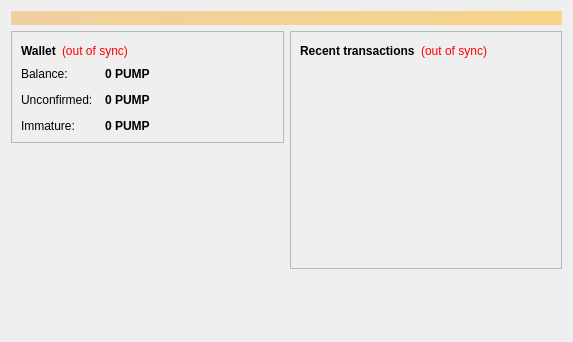
PumpCoinDEV/PumpCoin, file src/qt/forms/overviewpage.ui: the form before one commit.
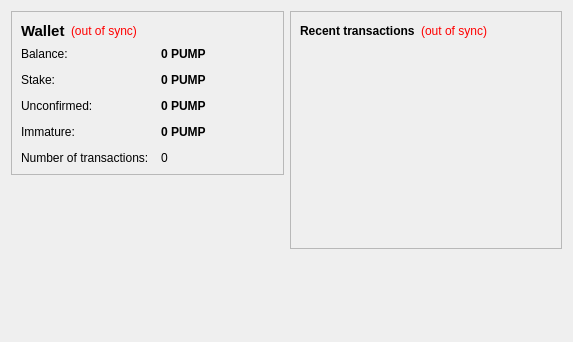
The form after the commit. Icons and pictures are not drawn.

```diff
--- a/src/qt/forms/overviewpage.ui
+++ b/src/qt/forms/overviewpage.ui
@@ -13,24 +13,6 @@
   <property name="windowTitle">
    <string>Form</string>
   </property>
-  <layout class="QVBoxLayout" name="topLayout">
-   <item>
-    <widget class="QLabel" name="labelAlerts">
-     <property name="visible">
-      <bool>false</bool>
-     </property>
-     <property name="styleSheet">
-      <string notr="true">background-color: qlineargradient(x1: 0, y1: 0, x2: 1, y2: 0, stop:0 #F0D0A0, stop:1 #F8D488); color:#000000;</string>
-     </property>
-     <property name="wordWrap">
-      <bool>true</bool>
-     </property>
-     <property name="margin">
-      <number>3</number>
-     </property>
-    </widget>
-   </item>
-   <item>
     <layout class="QHBoxLayout" name="horizontalLayout" stretch="1,1">
      <item>
       <layout class="QVBoxLayout" name="verticalLayout_2">
@@ -49,6 +31,7 @@
              <widget class="QLabel" name="label_5">
               <property name="font">
                <font>
+              <pointsize>11</pointsize>
                 <weight>75</weight>
                 <bold>true</bold>
                </font>
@@ -130,13 +113,42 @@
              </widget>
             </item>
             <item row="1" column="0">
+           <widget class="QLabel" name="label_6">
+            <property name="text">
+             <string>Stake:</string>
+            </property>
+           </widget>
+          </item>
+          <item row="1" column="1">
+           <widget class="QLabel" name="labelStake">
+            <property name="font">
+             <font>
+              <weight>75</weight>
+              <bold>true</bold>
+             </font>
+            </property>
+            <property name="cursor">
+             <cursorShape>IBeamCursor</cursorShape>
+            </property>
+            <property name="toolTip">
+             <string>Total of coins that was staked, and do not yet count toward the current balance</string>
+            </property>
+            <property name="text">
+             <string notr="true">0 PUMP</string>
+            </property>
+            <property name="textInteractionFlags">
+             <set>Qt::LinksAccessibleByMouse|Qt::TextSelectableByKeyboard|Qt::TextSelectableByMouse</set>
+            </property>
+           </widget>
+          </item>
+          <item row="2" column="0">
              <widget class="QLabel" name="label_3">
               <property name="text">
                <string>Unconfirmed:</string>
               </property>
              </widget>
             </item>
-            <item row="1" column="1">
+          <item row="2" column="1">
              <widget class="QLabel" name="labelUnconfirmed">
               <property name="font">
                <font>
@@ -158,14 +170,14 @@
               </property>
              </widget>
             </item>
-            <item row="2" column="0">
+          <item row="3" column="0">
              <widget class="QLabel" name="labelImmatureText">
               <property name="text">
                <string>Immature:</string>
               </property>
              </widget>
             </item>
-            <item row="2" column="1">
+          <item row="3" column="1">
              <widget class="QLabel" name="labelImmature">
               <property name="font">
                <font>
@@ -184,6 +196,23 @@
               </property>
              </widget>
             </item>
+          <item row="4" column="0">
+           <widget class="QLabel" name="label_2">
+            <property name="text">
+             <string>Number of transactions:</string>
+            </property>
+           </widget>
+          </item>
+          <item row="4" column="1">
+           <widget class="QLabel" name="labelNumTransactions">
+            <property name="toolTip">
+             <string>Total number of transactions in wallet</string>
+            </property>
+            <property name="text">
+             <string notr="true">0</string>
+            </property>
+           </widget>
+          </item>
            </layout>
           </item>
          </layout>
@@ -202,6 +231,25 @@
          </property>
         </spacer>
        </item>
+     <item>
+      <widget class="QLabel" name="label_6">
+       <property name="text">
+        <string/>
+       </property>
+       <property name="pixmap">
+        <pixmap resource="../bitcoin.qrc">:/images/backg</pixmap>
+       </property>
+       <property name="scaledContents">
+        <bool>false</bool>
+       </property>
+       <property name="alignment">
+        <set>Qt::AlignCenter</set>
+       </property>
+       <property name="margin">
+        <number>-2</number>
+       </property>
+      </widget>
+     </item>
       </layout>
      </item>
      <item>
@@ -289,8 +337,6 @@
           </size>
          </property>
         </spacer>
-       </item>
-      </layout>
      </item>
     </layout>
    </item>
```
Lines whose indentation alone changed are shown as unchanged.
